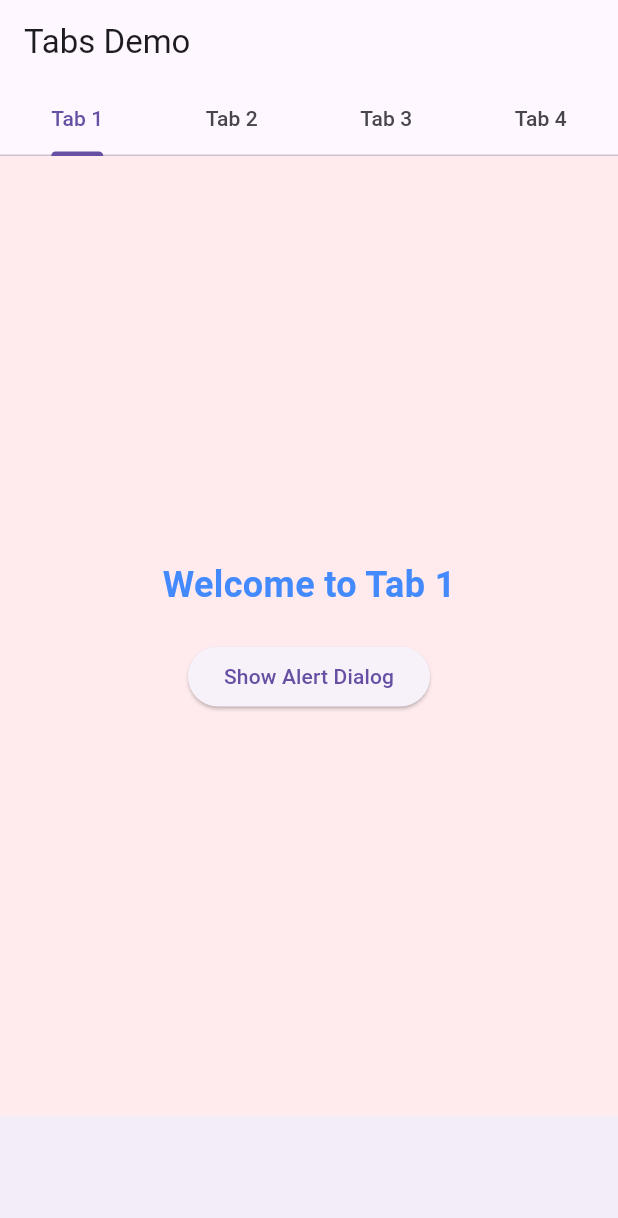
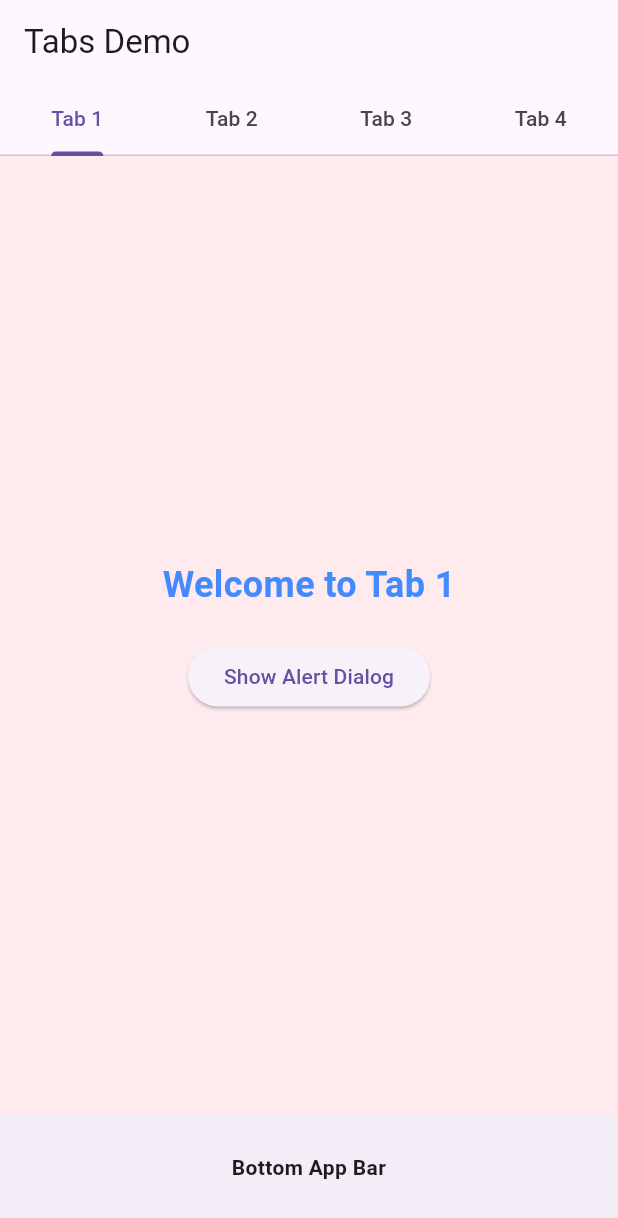
Before and after one commit to nitesh-kumar-15/mad-inclass-1, a Flutter app: the screen it shows after launch, on a phone screen of 412 x 824 dp. Shown: the top 1218 px of the screen. Run offline on Flutter 3.47's test engine with Material 3 defaults, Android fonts, the light colour scheme and no system bars.

Commit message:
Add text to bottom app bar

```diff
--- a/lib/main.dart
+++ b/lib/main.dart
@@ -180,10 +180,17 @@ class __TabsNonScrollableDemoState extends State<_TabsNonScrollableDemo>
           ),
         ],
       ),
-      // added Bottom App Bar
+      // added Bottom App Bar with Text
       bottomNavigationBar: BottomAppBar(
         shape: const CircularNotchedRectangle(),
-        child: Container(height: 50.0),
+        child: Padding(
+          padding: const EdgeInsets.all(12.0),
+          child: Text(
+            'Bottom App Bar',
+            textAlign: TextAlign.center,
+            style: TextStyle(fontWeight: FontWeight.bold),
+          ),
+        ),
       ),
     );
   }
```
